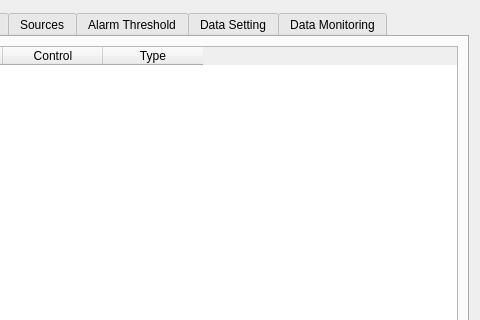
The window that view/formmodule.ui (zenaki/RTU) describes before a commit, drawn with Qt 5; both pictures show x 320 to 800 and y 0 to 320 of the 800 by 600 pixel window.
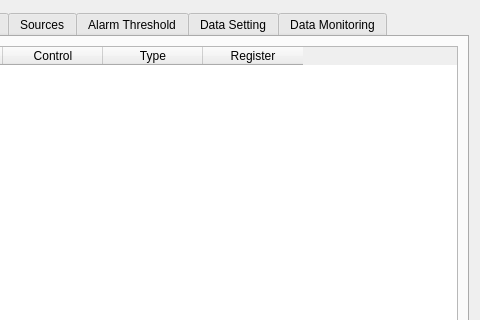
The same window after the commit. The open tabs and pages were chosen to show the change. Icons and pictures are not drawn.

Commit message: NEW LIGHT PROGRESS BAR WITH DESCRIPTION BUT NOT FULL MAIN WINDOW

```diff
--- a/view/formmodule.ui
+++ b/view/formmodule.ui
@@ -219,6 +219,11 @@
            <string>Type</string>
           </property>
          </column>
+         <column>
+          <property name="text">
+           <string>Register</string>
+          </property>
+         </column>
         </widget>
        </item>
       </layout>
```
Left out of the diff: 2 changed lines with no effect on the pictures. The commit also changes 7 other files.
